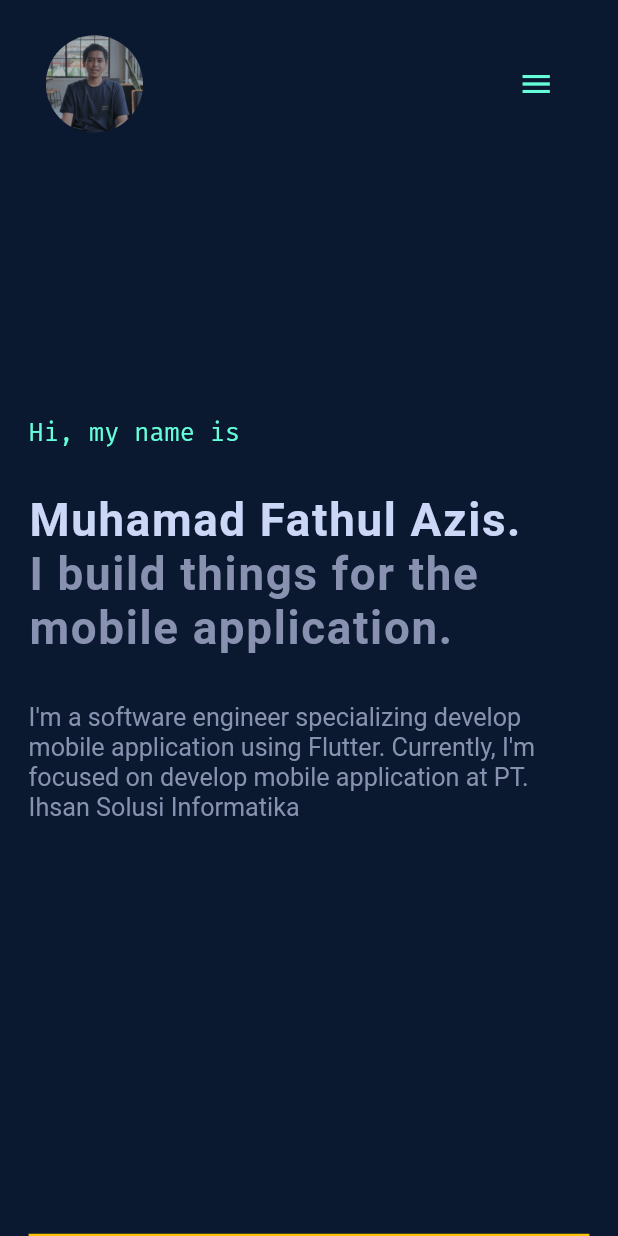
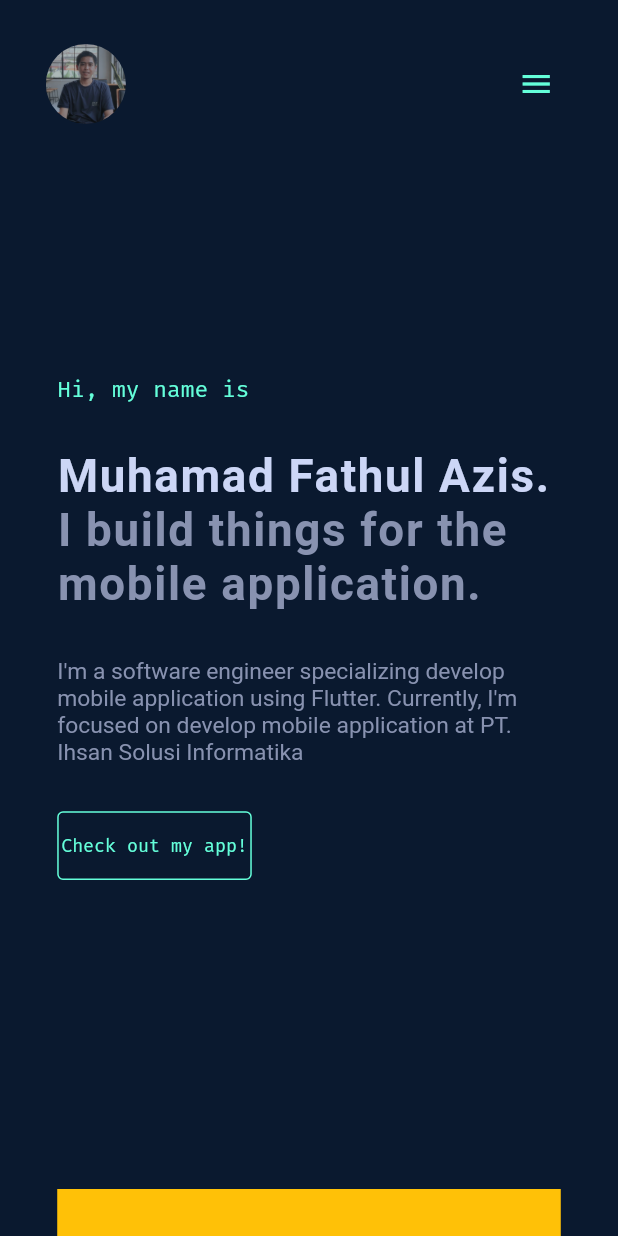
Before and after one commit to fathulaziss/personal-website, a Flutter app: the screen it shows after launch, on a phone screen of 412 x 824 dp. Run offline on Flutter 3.47's test engine with Material 2 defaults, Android fonts, the phone set to English and light mode, and no system bars; our stand-ins replace flutter_screenutil, google_fonts; Roboto replaces fonts that are missing (Heebo).

Commit message:
add general introduction

```diff
--- a/lib/views/home_view.dart
+++ b/lib/views/home_view.dart
@@ -1,9 +1,9 @@
 import 'package:flutter/material.dart';
 import 'package:flutter_screenutil/flutter_screenutil.dart';
 import 'package:personal_website/styles/colors.dart';
-import 'package:personal_website/styles/styles.dart';
 import 'package:personal_website/widgets/others/appbar_custom.dart';
 import 'package:personal_website/widgets/others/drawer_custom.dart';
+import 'package:personal_website/widgets/others/general_introduction.dart';
 
 class HomeView extends StatelessWidget {
   const HomeView({Key? key}) : super(key: key);
@@ -17,50 +17,11 @@ class HomeView extends StatelessWidget {
       body: SingleChildScrollView(
         child: Padding(
           padding: EdgeInsets.symmetric(
-            horizontal:
-                MediaQuery.of(context).size.width < 960.h ? 25.h : 150.h,
+            horizontal: MediaQuery.of(context).size.width < 960 ? 50.h : 150.h,
           ),
           child: Column(
-            crossAxisAlignment: CrossAxisAlignment.start,
             children: [
-              verticalSpace(MediaQuery.of(context).size.height / 5),
-              Text(
-                'Hi, my name is',
-                style: TextStyles.firaCodeText.copyWith(fontSize: 22.h),
-              ),
-              verticalSpace(40.h),
-              Text(
-                'Muhamad Fathul Azis.',
-                style: TextStyles.heeboText.copyWith(
-                  fontSize:
-                      MediaQuery.of(context).size.width < 960.h ? 40.h : 60.h,
-                  color: AppColor.textColor1,
-                  fontWeight: FontWeight.w600,
-                  letterSpacing: 1.1,
-                ),
-              ),
-              Text(
-                'I build things for the mobile application.',
-                style: TextStyles.heeboText.copyWith(
-                  fontSize:
-                      MediaQuery.of(context).size.width < 960.h ? 40.h : 60.h,
-                  color: AppColor.textColor2,
-                  fontWeight: FontWeight.w600,
-                  letterSpacing: 1.1,
-                ),
-              ),
-              verticalSpace(40.h),
-              SizedBox(
-                width: MediaQuery.of(context).size.width < 960.h
-                    ? double.infinity
-                    : MediaQuery.of(context).size.width / 2.8,
-                child: Text(
-                  "I'm a software engineer specializing develop mobile application using Flutter. Currently, I'm focused on develop mobile application at PT. Ihsan Solusi Informatika",
-                  style: TextStyles.heeboText
-                      .copyWith(fontSize: 22.h, color: AppColor.textColor2),
-                ),
-              ),
-              verticalSpace(MediaQuery.of(context).size.height / 3),
+              const GeneralIntroduction(),
               Container(
                 width: double.infinity,
                 height: 50.h,
--- a/lib/widgets/others/appbar_custom.dart
+++ b/lib/widgets/others/appbar_custom.dart
@@ -24,7 +24,7 @@ class _AppBarCustomState extends State<AppBarCustom> {
     return AppBar(
       backgroundColor: Colors.transparent,
       shadowColor: Colors.transparent,
-      leadingWidth: 125.h,
+      leadingWidth: 110.h,
       toolbarHeight: kToolbarHeight * 2,
       leading: Container(
         margin: EdgeInsets.only(left: 40.h),
@@ -35,7 +35,7 @@ class _AppBarCustomState extends State<AppBarCustom> {
           shape: BoxShape.circle,
         ),
       ),
-      actions: MediaQuery.of(context).size.width < 960.h
+      actions: MediaQuery.of(context).size.width < 960
           ? [
               IconButton(
                 onPressed: () {
--- /dev/null
+++ b/lib/widgets/others/general_introduction.dart
@@ -0,0 +1,70 @@
+import 'package:flutter/material.dart';
+import 'package:flutter_screenutil/flutter_screenutil.dart';
+import 'package:personal_website/styles/colors.dart';
+import 'package:personal_website/styles/styles.dart';
+import 'package:personal_website/widgets/buttons/primary_button.dart';
+
+class GeneralIntroduction extends StatelessWidget {
+  const GeneralIntroduction({Key? key}) : super(key: key);
+
+  @override
+  Widget build(BuildContext context) {
+    return Column(
+      crossAxisAlignment: CrossAxisAlignment.start,
+      children: [
+        verticalSpace(MediaQuery.of(context).size.height / 6),
+        Text(
+          'Hi, my name is',
+          style: TextStyles.firaCodeText.copyWith(fontSize: 20.h),
+        ),
+        verticalSpace(40.h),
+        Text(
+          'Muhamad Fathul Azis.',
+          style: TextStyles.heeboText.copyWith(
+            fontSize: MediaQuery.of(context).size.width < 960 ? 40.h : 60.h,
+            color: AppColor.textColor1,
+            fontWeight: FontWeight.w600,
+            letterSpacing: 1.1,
+          ),
+        ),
+        Text(
+          'I build things for the mobile application.',
+          style: TextStyles.heeboText.copyWith(
+            fontSize: MediaQuery.of(context).size.width < 960 ? 40.h : 60.h,
+            color: AppColor.textColor2,
+            fontWeight: FontWeight.w600,
+            letterSpacing: 1.1,
+          ),
+        ),
+        verticalSpace(40.h),
+        SizedBox(
+          width: MediaQuery.of(context).size.width < 960
+              ? double.infinity
+              : MediaQuery.of(context).size.width / 2.8,
+          child: Text(
+            "I'm a software engineer specializing develop mobile application using Flutter. Currently, I'm focused on develop mobile application at PT. Ihsan Solusi Informatika",
+            style: TextStyles.heeboText
+                .copyWith(fontSize: 20.h, color: AppColor.textColor2),
+          ),
+        ),
+        verticalSpace(40.h),
+        Padding(
+          padding: EdgeInsets.only(
+            right: MediaQuery.of(context).size.width < 960
+                ? MediaQuery.of(context).size.width / 2
+                : MediaQuery.of(context).size.width / 1.4,
+          ),
+          child: ButtonPrimary(
+            height: 60.h,
+            isOutline: true,
+            label: 'Check out my app!',
+            color: Colors.transparent,
+            outlineColor: AppColor.primaryColor,
+            radius: 5.h,
+          ),
+        ),
+        verticalSpace(MediaQuery.of(context).size.height / 4),
+      ],
+    );
+  }
+}
```
